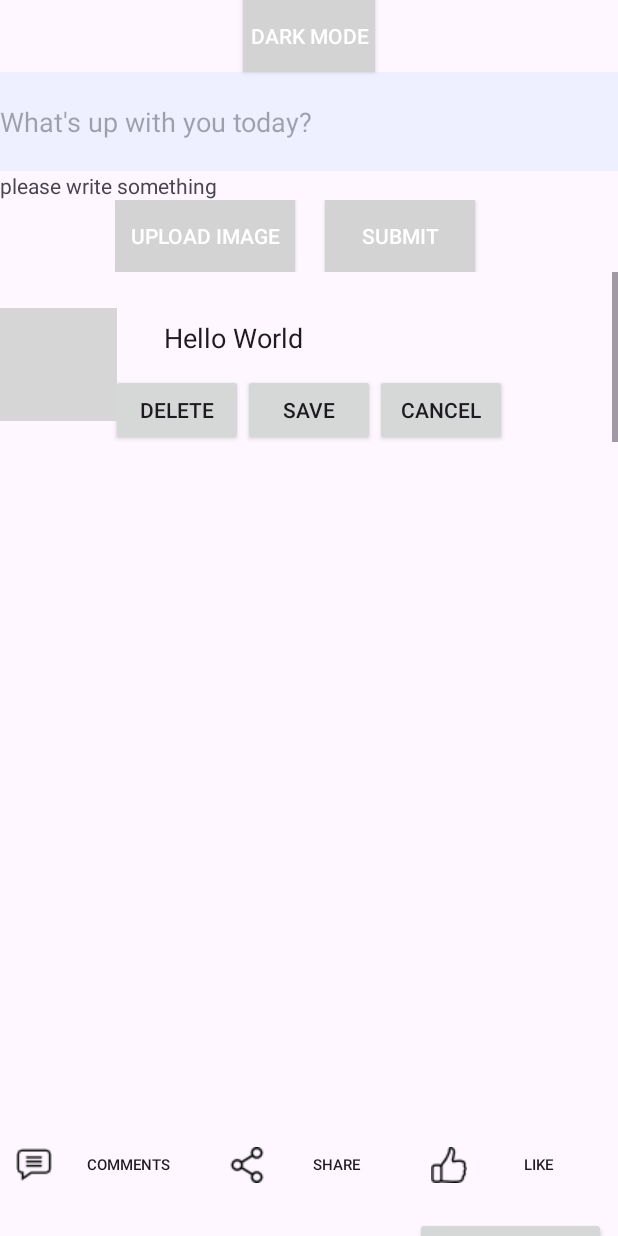
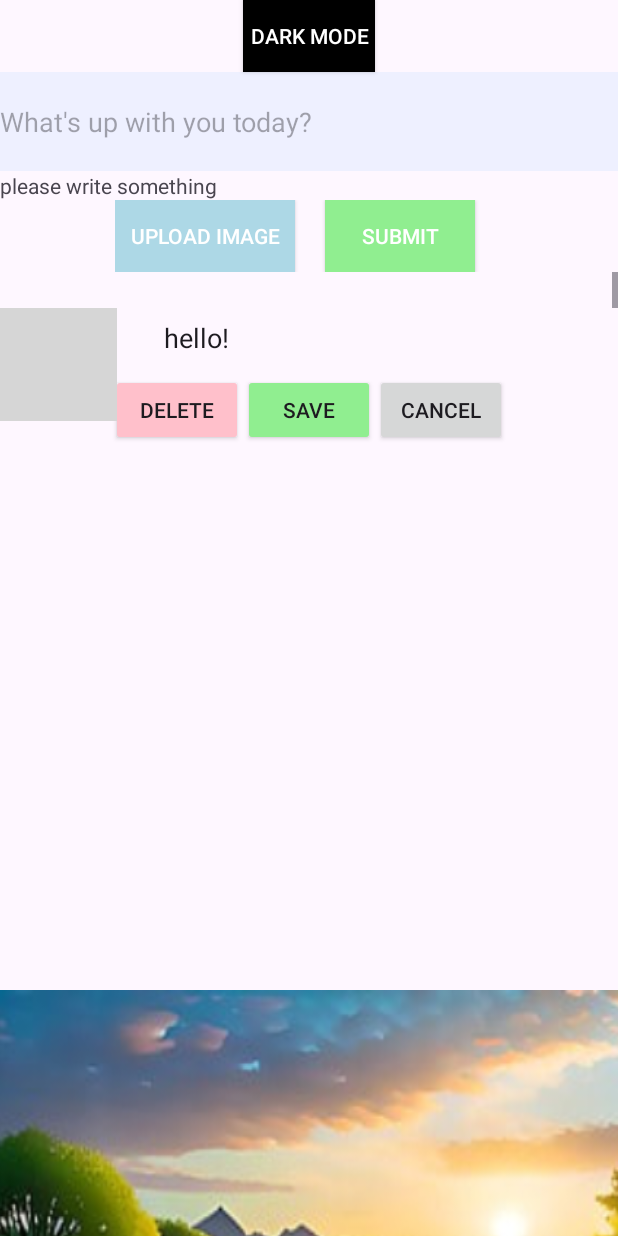
Before and after one commit to yuvalbarak8/Feed, an Android app: the FeedActivity screen opened directly, with no data from a screen before it, after a tap on "EDIT", on a phone screen of 412 x 824 dp. Run offline under Robolectric (Android 15) with nearby library versions, the phone set to English and light mode, and no system bars; 3 other taps on this screen came first; grey boxes are pictures that could not be loaded.

Commit message:
posts from json

```diff
--- a/app/build.gradle.kts
+++ b/app/build.gradle.kts
@@ -39,4 +39,5 @@ dependencies {
     testImplementation("junit:junit:4.13.2")
     androidTestImplementation("androidx.test.ext:junit:1.1.5")
     androidTestImplementation("androidx.test.espresso:espresso-core:3.5.1")
+    implementation ("com.fasterxml.jackson.core:jackson-databind:2.13.0")
 }
--- a/app/src/main/java/com/example/fakebook/FeedActivity.java
+++ b/app/src/main/java/com/example/fakebook/FeedActivity.java
@@ -1,21 +1,39 @@
 package com.example.fakebook;
+import static com.example.fakebook.JsonFileReader.readJsonFile;
 
+import com.fasterxml.jackson.databind.JsonNode;
+import com.fasterxml.jackson.databind.ObjectMapper;
+import org.json.JSONArray;
+
+import java.io.ByteArrayOutputStream;
+import java.io.File;
+import java.io.IOException;
 import android.app.Activity;
 import android.app.AlertDialog;
 import android.content.DialogInterface;
 import android.content.Intent;
 import android.graphics.Bitmap;
+import android.graphics.BitmapFactory;
 import android.graphics.drawable.BitmapDrawable;
 import android.net.Uri;
 import android.os.Bundle;
 import android.provider.MediaStore;
+import android.util.Base64;
 import android.view.View;
 import android.widget.Button;
+import android.widget.ImageButton;
 import android.widget.ImageView;
 import android.widget.ListView;
 import android.widget.TextView;
 
 import androidx.annotation.Nullable;
+import androidx.core.view.GravityCompat;
+import androidx.drawerlayout.widget.DrawerLayout;
+
+import com.google.android.material.navigation.NavigationView;
+
+import org.json.JSONException;
+import org.json.JSONObject;
 
 import java.io.IOException;
 import java.util.ArrayList;
@@ -31,6 +49,7 @@ public class FeedActivity extends Activity {
     protected void onCreate(Bundle savedInstanceState) {
         super.onCreate(savedInstanceState);
         setContentView(R.layout.activity_feed);
+
         Button cancel_img_btn = findViewById(R.id.cancel_img_btn);
         TextView img_select_text = findViewById(R.id.img_selected_text);
         cancel_img_btn.setOnClickListener(v->
@@ -79,11 +98,11 @@ public class FeedActivity extends Activity {
             String post_content = new_post.getText().toString();
             if(!post_content.equals("")) {
                 if(bitmap==null) {
-                    Post post = new Post(post_content, "12/12/13", 1);
+                    Post post = new Post(post_content, "Israel123", 1);
                     posts.add(0, post);
                 }
                 else {
-                    Post post = new Post(post_content, "12/12/13", 1, this.bitmap);
+                    Post post = new Post(post_content, "Israel123", 1, this.bitmap);
                     posts.add(0, post);
                 }
 
@@ -105,20 +124,65 @@ public class FeedActivity extends Activity {
     // Function to apply night mode styles
     private void applyNightModeStyles() {
         // Set background color, text color, or any other styles for night mode
-        findViewById(R.id.feed_page).setBackgroundColor(getResources().getColor(R.color.dark_background));
+        findViewById(R.id.feed_page).setBackgroundColor(getResources().getColor(R.color.gray));
     }
 
     private List<Post> generatePosts() {
         List<Post> posts = new ArrayList<>();
-        Post test1 = new Post("Hello World", "12/12/12", 1);
-        Comment new_comment = new Comment("wowwwww");
-        test1.add_comment(new_comment);
-        Post test2 = new Post("Hello World1", "12/12/12", 1);
-        Post test3 = new Post("Hello World2", "12/12/12", 1);
-        posts.add(test1);
-        posts.add(test2);
-        posts.add(test3);
+        int resourceId = R.raw.posts;
+        String jsonString = readJsonFile(getResources(), resourceId);
+        if (jsonString != null) {
+            try {
+                // Parse the JSON array
+                JSONArray jsonArray = new JSONArray(jsonString);
+                for(int i =0; i< jsonArray.length();i++) {
+                    // Get the object
+
+                        JSONObject object = jsonArray.getJSONObject(i);
+                    Bitmap bitmap = null;
+                    if(i<6)
+                    {
+                        Bitmap defaultProfileImage = BitmapFactory.decodeResource(getResources(), R.drawable.nature);
+                        if (i % 2 == 1) {
+                            defaultProfileImage = BitmapFactory.decodeResource(getResources(), R.drawable.neture2);
+                        }
+
+                        // Convert the default profile image to a Base64-encoded string
+                        String base64EncodedDefaultImage = encodeBitmapToBase64(defaultProfileImage);
+                        object.put("bitmap", base64EncodedDefaultImage);
+                        // Get the "bitmap" value
+                         bitmap = decodeBase64ToBitmap(object.getString("bitmap"));
+                    }
+                    // Get the "content" value
+                    String contentValue = object.getString("content");
+                    // Get the "username" value
+                    String usernameValue = object.getString("username");
+                    // Get the "profile_image" value
+                    int profileValue = object.getInt("profile_image");
+
+                    // Print the "content" value
+                    Post post = new Post(contentValue, usernameValue, profileValue, bitmap);
+                    posts.add(post);
+                }
+
+            } catch (JSONException e) {
+
+            }
+        }
+
         return posts;
+    }
+    // Method to convert a Base64-encoded string to a Bitmap
+    private Bitmap decodeBase64ToBitmap(String base64EncodedString) {
+        byte[] decodedBytes = Base64.decode(base64EncodedString, Base64.DEFAULT);
+        return BitmapFactory.decodeByteArray(decodedBytes, 0, decodedBytes.length);
+    }
+    // Method to convert a Bitmap to a Base64-encoded string
+    private String encodeBitmapToBase64(Bitmap bitmap) {
+        ByteArrayOutputStream byteArrayOutputStream = new ByteArrayOutputStream();
+        bitmap.compress(Bitmap.CompressFormat.PNG, 100, byteArrayOutputStream);
+        byte[] byteArray = byteArrayOutputStream.toByteArray();
+        return Base64.encodeToString(byteArray, Base64.DEFAULT);
     }
     private void showImagePickerDialog() {
         AlertDialog.Builder builder = new AlertDialog.Builder(this);
--- a/app/src/main/java/com/example/fakebook/FeedAdapter.java
+++ b/app/src/main/java/com/example/fakebook/FeedAdapter.java
@@ -30,7 +30,7 @@ public class FeedAdapter extends BaseAdapter {
 
     private class ViewHolder {
         TextView name;
-        TextView when;
+        TextView username;
         ImageView profile;
         ImageView img;
         Button comments;
@@ -76,7 +76,7 @@ public class FeedAdapter extends BaseAdapter {
 
             ViewHolder viewHolder = new ViewHolder();
             viewHolder.name = convertView.findViewById(R.id.feed_post_name);
-            viewHolder.when = convertView.findViewById(R.id.feed_post_when);
+            viewHolder.username = convertView.findViewById(R.id.feed_username);
             viewHolder.profile = convertView.findViewById(R.id.feed_post_profile_img);
             viewHolder.img = convertView.findViewById(R.id.feed_post_img);
             viewHolder.comments = convertView.findViewById(R.id.comments_btn);
@@ -96,7 +96,7 @@ public class FeedAdapter extends BaseAdapter {
         Post p = posts.get(position);
         ViewHolder viewHolder = (ViewHolder) convertView.getTag();
         viewHolder.name.setText(p.getContent());
-        viewHolder.when.setText(p.getWhen_posted());
+        viewHolder.username.setText(p.getUsername());
         viewHolder.profile.setImageResource(p.getProfile_image());
         if(p.getPost_image()==null) {
             viewHolder.img.setVisibility(View.GONE);
--- /dev/null
+++ b/app/src/main/java/com/example/fakebook/JsonFileReader.java
@@ -0,0 +1,40 @@
+package com.example.fakebook;
+
+import android.content.res.Resources;
+import org.json.JSONArray;
+import org.json.JSONException;
+import org.json.JSONObject;
+
+import java.io.InputStream;
+import java.util.Scanner;
+
+public class JsonFileReader {
+
+    // Method to read the JSON file from the raw resource
+    public static String readJsonFile(Resources resources, int resourceId) {
+        try {
+            // Open the input stream for the raw resource
+            InputStream inputStream = resources.openRawResource(resourceId);
+
+            // Create a Scanner to read the data
+            Scanner scanner = new Scanner(inputStream);
+            StringBuilder jsonString = new StringBuilder();
+
+            // Read each line and append it to a StringBuilder
+            while (scanner.hasNextLine()) {
+                jsonString.append(scanner.nextLine());
+            }
+
+            // Close the streams
+            scanner.close();
+            inputStream.close();
+
+            // Return the JSON string
+            return jsonString.toString();
+
+        } catch (Exception e) {
+            e.printStackTrace();
+            return null;
+        }
+    }
+}
--- a/app/src/main/java/com/example/fakebook/MainActivity.java
+++ b/app/src/main/java/com/example/fakebook/MainActivity.java
@@ -14,7 +14,6 @@ public class MainActivity extends AppCompatActivity {
     protected void onCreate(Bundle savedInstanceState) {
         super.onCreate(savedInstanceState);
         setContentView(R.layout.activity_main);
-
         Button btnSign = findViewById(R.id.btnSignup);
         btnSign.setOnClickListener(view -> {
             Intent i = new Intent(this, SignUp.class);
--- a/app/src/main/java/com/example/fakebook/Post.java
+++ b/app/src/main/java/com/example/fakebook/Post.java
@@ -9,22 +9,22 @@ import java.util.List;
 public class Post {
 
     private String content;
-    private String when_posted;
+    private String username;
     private int profile_image;
     private Bitmap post_image;
     ;
     private List<Comment> comments;
 
-    public Post(String content, String when_posted, int profile_image, Bitmap post_image) {
+    public Post(String content, String username, int profile_image, Bitmap post_image) {
         this.content = content;
-        this.when_posted = when_posted;
+        this.username = username;
         this.profile_image = R.drawable.profile_image;
         this.post_image = post_image;
         this.comments = new ArrayList<>();
     }
-    public Post(String content, String when_posted, int profile_image) {
+    public Post(String content, String username, int profile_image) {
         this.content = content;
-        this.when_posted = when_posted;
+        this.username = username;
         this.profile_image = R.drawable.profile_image;
         this.post_image = null;
         this.comments = new ArrayList<>();
@@ -34,8 +34,8 @@ public class Post {
         return this.content;
     }
 
-    public String getWhen_posted() {
-        return this.when_posted;
+    public String getUsername() {
+        return this.username;
     }
 
     public int getProfile_image() {
--- a/app/src/main/res/layout/activity_feed.xml
+++ b/app/src/main/res/layout/activity_feed.xml
@@ -23,6 +23,7 @@
                 android:layout_height="48dp"
                 android:background="@drawable/button_background"
                 android:text="Dark Mode"
+                android:backgroundTint="@color/black"
                 android:textColor="@color/white"
                 android:layout_gravity="center"/>
 
@@ -56,7 +57,8 @@
                 android:layout_width="wrap_content"
                 android:layout_height="wrap_content"
                 android:text="Upload Image"
-                android:padding="10dp"/>
+                android:padding="10dp"
+                android:backgroundTint="@color/blue"/>
 
             <Button
                 android:id="@+id/submit_btn"
@@ -66,7 +68,8 @@
                 android:layout_width="100dp"
                 android:layout_height="wrap_content"
                 android:text="Submit"
-                android:gravity="center"/>
+                android:gravity="center"
+                android:backgroundTint="@color/green"/>
         </LinearLayout>
         <TextView
             android:layout_width="match_parent"
--- a/app/src/main/res/layout/feed_post_layout.xml
+++ b/app/src/main/res/layout/feed_post_layout.xml
@@ -40,10 +40,10 @@
         app:layout_constraintBottom_toTopOf="@+id/linearLayout3"
         app:layout_constraintEnd_toEndOf="parent"
         app:layout_constraintStart_toEndOf="@+id/feed_post_profile_img"
-        app:layout_constraintTop_toBottomOf="@+id/feed_post_when" />
+        app:layout_constraintTop_toBottomOf="@+id/feed_username" />
 
     <TextView
-        android:id="@+id/feed_post_when"
+        android:id="@+id/feed_username"
         android:layout_width="287dp"
         android:layout_height="39dp"
         android:text="TextView"
@@ -60,7 +60,7 @@
         app:layout_constraintBottom_toBottomOf="parent"
         app:layout_constraintEnd_toEndOf="parent"
         app:layout_constraintStart_toStartOf="parent"
-        app:layout_constraintTop_toTopOf="@id/feed_post_when"
+        app:layout_constraintTop_toTopOf="@id/feed_username"
         app:layout_constraintVertical_bias="0.401" />
 
 
@@ -136,6 +136,7 @@
             android:id="@+id/delete_post_btn"
             android:layout_width="wrap_content"
             android:layout_height="wrap_content"
+            android:backgroundTint="@color/red"
             android:text="Delete"
             app:layout_constraintEnd_toEndOf="parent"
             tools:layout_editor_absoluteY="119dp" />
@@ -145,7 +146,8 @@
             android:layout_width="wrap_content"
             android:layout_height="wrap_content"
             android:text="Save"
-            android:visibility="gone" />
+            android:visibility="gone"
+            android:backgroundTint="@color/green"/>
 
 
         <Button
@@ -159,7 +161,8 @@
             android:id="@+id/edit_btn"
             android:layout_width="wrap_content"
             android:layout_height="wrap_content"
-            android:text="Edit" />
+            android:text="Edit"
+            android:backgroundTint="@color/blue"/>
     </LinearLayout>
 
     <LinearLayout
--- a/app/src/main/res/values/colors.xml
+++ b/app/src/main/res/values/colors.xml
@@ -1,9 +1,12 @@
 <?xml version="1.0" encoding="utf-8"?>
 <resources>
-    <color name="black">#FF000000</color>
+    <color name="black">#000000</color>
+    <color name="gray">#D3D3D3</color>
     <color name="white">#FFFFFFFF</color>
+    <color name="red">#FFC0CB</color>
     <color name="light_background">#FFFFFF</color>
     <color name="dark_background">#000000</color>
-    <color name="blue">#FF0000FF</color>
+    <color name="blue">#ADD8E6</color>
+    <color name="green">#90EE90</color>
 
 </resources>
--- a/app/src/main/res/values/strings.xml
+++ b/app/src/main/res/values/strings.xml
@@ -24,4 +24,6 @@
     <string name="post_content">Hello World\n</string>
     <string name="title_activity_feed">Feed</string>
     <string name="submit_button">submit</string>
+    <!-- TODO: Remove or change this placeholder text -->
+    <string name="hello_blank_fragment">Hello blank fragment</string>
 </resources>
```
Also changed, not shown: app/src/main/res/raw/posts.json (added, +62 -0 lines), app/src/main/res/drawable/nature.jpg (added), app/src/main/res/drawable/neture2.jpg (added), app/src/main/res/drawable/nuture3.jpeg (added).
